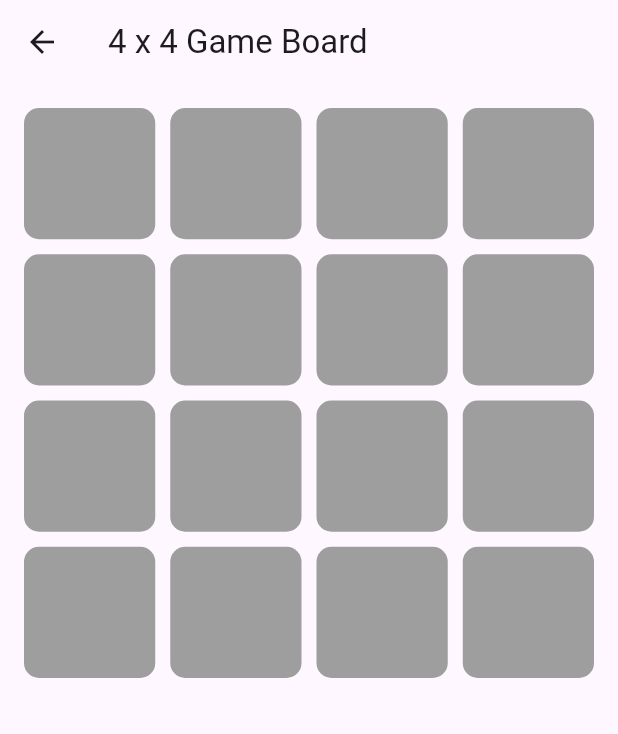
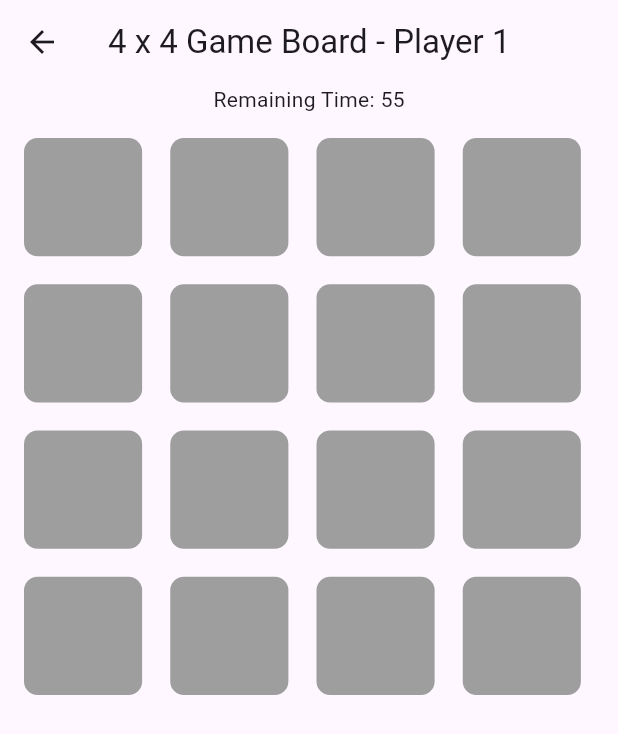
Before and after one commit to Chlopaki-na-5/MemoryApp, a Flutter app: the screen it shows after launch, after a tap on "4x4", on a phone screen of 412 x 824 dp. Shown: the top 734 px of the screen. Run offline on Flutter 3.47's test engine with Material 3 defaults, Android fonts, the light colour scheme and no system bars; Roboto replaces fonts that are missing (Arial).

Commit message:
Added Settings and change game logic

```diff
--- a/lib/game/game_board.dart
+++ b/lib/game/game_board.dart
@@ -1,11 +1,19 @@
 import 'package:flutter/material.dart';
+import 'dart:async';
 import '../models/memory_card.dart';
 import '../game/memory_game.dart';
 
 class GameBoard extends StatefulWidget {
   final int gridSize;
+  final int roundTime;
+  final int numberOfPlayers;
 
-  const GameBoard({super.key, required this.gridSize});
+  const GameBoard({
+    Key? key,
+    required this.gridSize,
+    required this.roundTime,
+    required this.numberOfPlayers,
+  }) : super(key: key);
 
   @override
   _GameBoardState createState() => _GameBoardState();
@@ -13,26 +21,60 @@ class GameBoard extends StatefulWidget {
 
 class _GameBoardState extends State<GameBoard> {
   late MemoryGame _memoryGame;
+  int _currentPlayer = 0;
+  int _remainingTime = 0;
+  Timer? _timer;
 
   @override
   void initState() {
     super.initState();
     _memoryGame = MemoryGame(gridSize: widget.gridSize);
+    _startRound();
   }
 
-  void _onCardTapped(MemoryCard card) async {
-    setState(() {});
+  void _startRound() {
+    _remainingTime = widget.roundTime;
+    _timer?.cancel();
+    _timer = Timer.periodic(const Duration(milliseconds: 200), (timer) {
+      setState(() {
+        if (_remainingTime > 0) {
+          _remainingTime--;
+        } else {
+          _nextPlayer();
+        }
+      });
+    });
+  }
+
+  void _nextPlayer() {
+    setState(() {
+      _currentPlayer = (_currentPlayer + 1) % widget.numberOfPlayers;
+      _startRound();
+    });
+  }
+
+  Future<void> _onCardTapped(MemoryCard card) async {
     await _memoryGame.selectCard(card);
     setState(() {});
+  }
+
+  @override
+  void dispose() {
+    _timer?.cancel();
+    super.dispose();
   }
 
   @override
   Widget build(BuildContext context) {
     return Scaffold(
       appBar: AppBar(
-        title: Text('${widget.gridSize} x ${widget.gridSize} Game Board'),
+        title: Text('${widget.gridSize} x ${widget.gridSize} Game Board - Player ${_currentPlayer + 1}'),
       ),
-      body: LayoutBuilder(
+      body: Column(
+        children: [
+          Text('Remaining Time: $_remainingTime'),
+          Expanded(
+            child: LayoutBuilder(
               builder: (context, constraints) {
                 double cardSize = (constraints.maxWidth - (widget.gridSize - 1) * 10) / widget.gridSize;
 
@@ -49,11 +91,17 @@ class _GameBoardState extends State<GameBoard> {
 
                     return GestureDetector(
                       onTap: () => _onCardTapped(card),
-                child: Container(
+                      child: AnimatedContainer(
+                        duration: const Duration(milliseconds: 100),
                         width: cardSize,
                         height: cardSize,
+                        transform: card.isMatched ? Matrix4.identity() : Matrix4.identity()..scale(0.9),
                         decoration: BoxDecoration(
-                    color: card.isFaceUp || card.isMatched ? Colors.blueAccent : Colors.grey,
+                          color: card.isFaceUp || card.isMatched
+                              ? card.isMatched
+                              ? Colors.green
+                              : Colors.blueAccent
+                              : Colors.grey,
                           borderRadius: BorderRadius.circular(10),
                         ),
                         child: Center(
@@ -68,6 +116,9 @@ class _GameBoardState extends State<GameBoard> {
                 );
               },
             ),
+          ),
+        ],
+      ),
     );
   }
 }
--- a/lib/screens/home_page.dart
+++ b/lib/screens/home_page.dart
@@ -1,5 +1,6 @@
 import 'package:flutter/material.dart';
 import '../game/game_board.dart';
+import 'settings_page.dart';
 
 class MyHomePage extends StatefulWidget {
   const MyHomePage({super.key, required this.title});
@@ -11,10 +12,35 @@ class MyHomePage extends StatefulWidget {
 }
 
 class _MyHomePageState extends State<MyHomePage> {
+  int _roundTime = 60;
+  int _numberOfPlayers = 2;
+
   void _navigateToGameBoard(BuildContext context, int gridSize) {
     Navigator.push(
       context,
-      MaterialPageRoute(builder: (context) => GameBoard(gridSize: gridSize)),
+      MaterialPageRoute(
+        builder: (context) => GameBoard(
+          gridSize: gridSize,
+          roundTime: _roundTime,
+          numberOfPlayers: _numberOfPlayers,
+        ),
+      ),
+    );
+  }
+
+  void _navigateToSettings(BuildContext context) {
+    Navigator.push(
+      context,
+      MaterialPageRoute(
+        builder: (context) => SettingsPage(
+          onSettingsChanged: (roundTime, numberOfPlayers) {
+            setState(() {
+              _roundTime = roundTime;
+              _numberOfPlayers = numberOfPlayers;
+            });
+          },
+        ),
+      ),
     );
   }
 
@@ -46,7 +72,7 @@ class _MyHomePageState extends State<MyHomePage> {
             size: 32,
           ),
           onPressed: () {
-            // TODO options
+            _navigateToSettings(context);
           },
         ),
       ),
```
Also changed, not shown: lib/game/memory_game.dart (+10 -10 lines), lib/screens/settings_page.dart (added, +80 -0 lines). Lines whose indentation alone changed are shown as unchanged.
